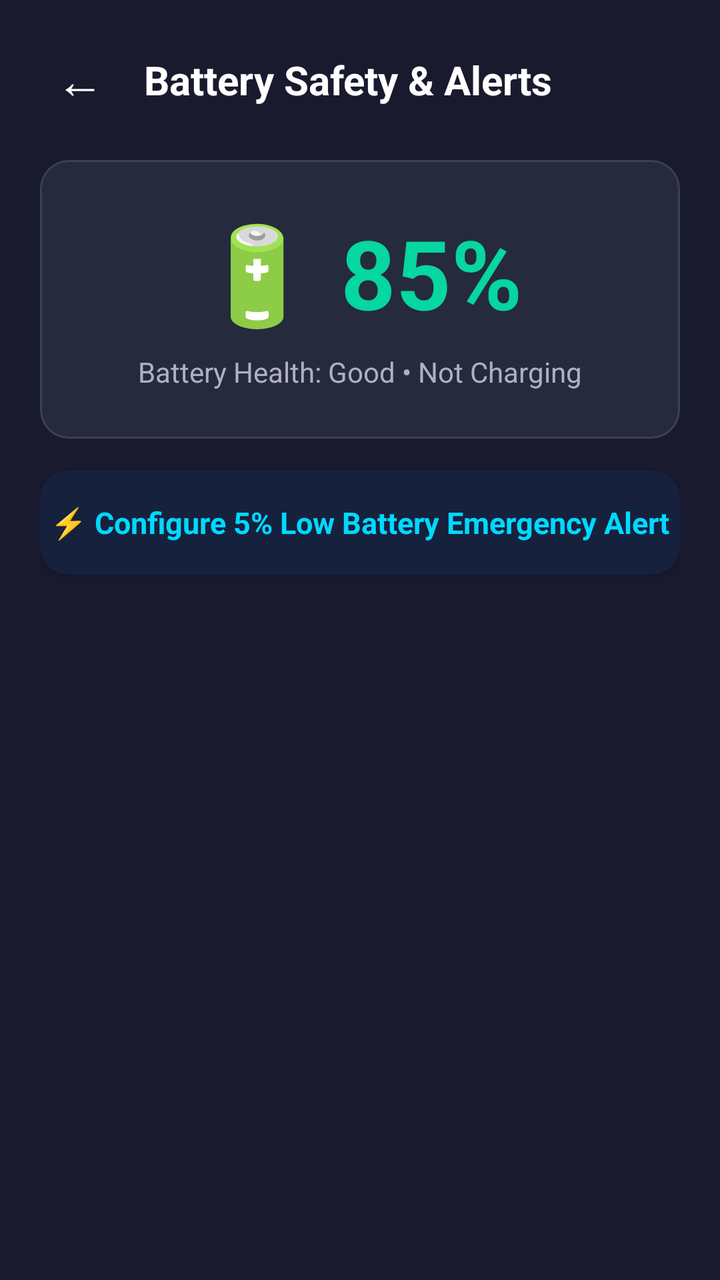
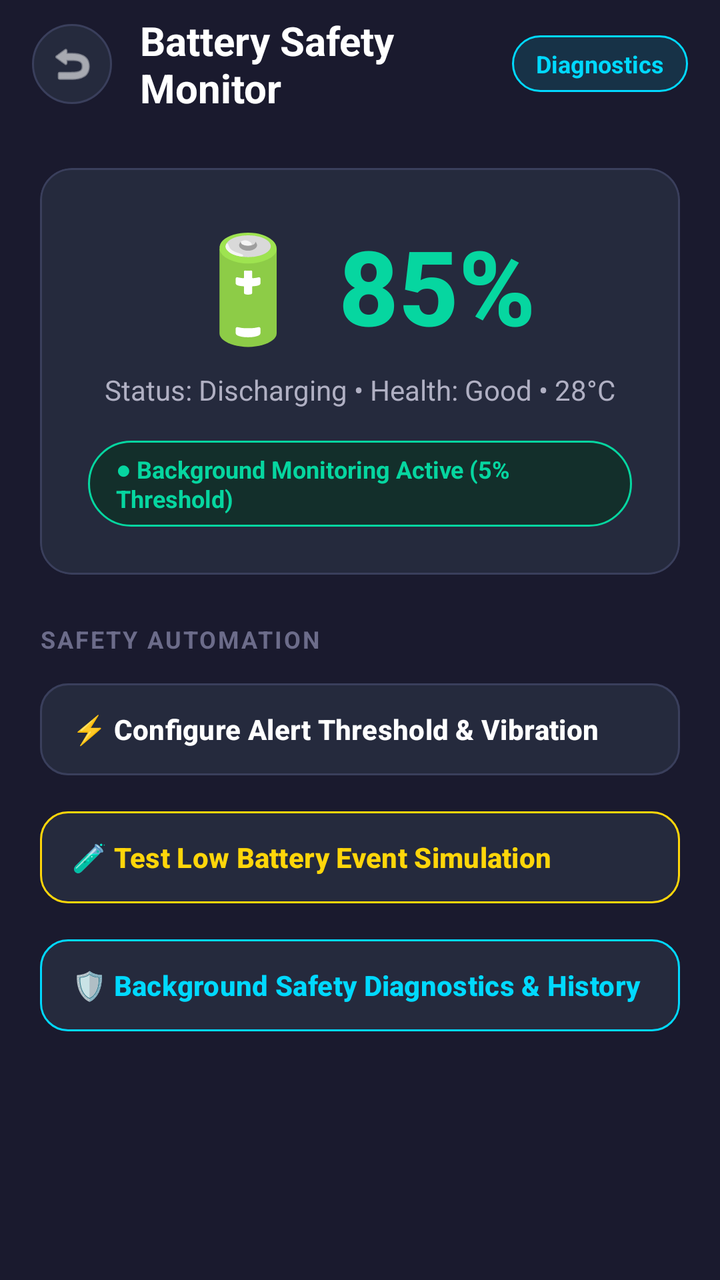

The first picture is an Android layout as it rendered before a commit; the second is the same layout after the commit. The layout source and the unified diff follow.
<!-- AndroidManifest.xml: application theme Theme.SOSense -->
<!-- res/layout/activity_battery_safety.xml -->
<?xml version="1.0" encoding="utf-8"?>
<LinearLayout xmlns:android="http://schemas.android.com/apk/res/android"
    xmlns:app="http://schemas.android.com/apk/res-auto"
    android:layout_width="match_parent"
    android:layout_height="match_parent"
    android:background="@color/bg_dark_primary"
    android:orientation="vertical"
    android:padding="20dp">

    
    <LinearLayout
        android:layout_width="match_parent"
        android:layout_height="wrap_content"
        android:gravity="center_vertical"
        android:orientation="horizontal">

        <TextView
            android:id="@+id/btnBack"
            android:layout_width="40dp"
            android:layout_height="40dp"
            android:background="?attr/selectableItemBackgroundBorderless"
            android:gravity="center"
            android:text="←"
            android:textColor="@color/text_primary"
            android:textSize="24sp" />

        <TextView
            android:layout_width="0dp"
            android:layout_height="wrap_content"
            android:layout_marginStart="12dp"
            android:layout_weight="1"
            android:text="@string/title_battery_safety"
            android:textColor="@color/text_primary"
            android:textSize="20sp"
            android:textStyle="bold" />
    </LinearLayout>

    <LinearLayout
        android:layout_width="match_parent"
        android:layout_height="wrap_content"
        android:layout_marginTop="20dp"
        android:background="@drawable/bg_card"
        android:gravity="center"
        android:orientation="vertical"
        android:padding="24dp">

        <TextView
            android:id="@+id/tvBatteryPct"
            android:layout_width="wrap_content"
            android:layout_height="wrap_content"
            android:text="🔋 85%"
            android:textColor="@color/success_green"
            android:textSize="48sp"
            android:textStyle="bold" />

        <TextView
            android:id="@+id/tvBatteryHealth"
            android:layout_width="wrap_content"
            android:layout_height="wrap_content"
            android:layout_marginTop="8dp"
            android:text="Battery Health: Good • Not Charging"
            android:textColor="@color/text_secondary"
            android:textSize="14sp" />
    </LinearLayout>

    <androidx.cardview.widget.CardView
        android:id="@+id/btnConfigBatteryAlert"
        android:layout_width="match_parent"
        android:layout_height="52dp"
        android:layout_marginTop="16dp"
        app:cardBackgroundColor="#16213E"
        app:cardCornerRadius="14dp">

        <TextView
            android:layout_width="wrap_content"
            android:layout_height="wrap_content"
            android:layout_gravity="center"
            android:text="⚡ Configure 5% Low Battery Emergency Alert"
            android:textColor="@color/accent_teal"
            android:textSize="15sp"
            android:textStyle="bold" />
    </androidx.cardview.widget.CardView>

</LinearLayout>
<!-- resources referenced by this layout -->
<resources>
  <color name="accent_teal">#00D9FF</color>
  <color name="bg_dark_primary">#1A1A2E</color>
  <color name="success_green">#06D6A0</color>
  <color name="text_primary">#FFFFFF</color>
  <color name="text_secondary">#B0B0C3</color>
  <!-- drawable bg_card (drawable) -->
  <?xml version="1.0" encoding="utf-8"?>
  <shape xmlns:android="http://schemas.android.com/apk/res/android">
      <solid android:color="#252A3D" />
      <stroke android:width="1dp" android:color="#3A3F5C" />
      <corners android:radius="14dp" />
  </shape>
  <string name="title_battery_safety">Battery Safety &amp; Alerts</string>
  <style name="Theme.SOSense" parent="Base.Theme.SOSense" />
  <style name="Base.Theme.SOSense" parent="Theme.Material3.DayNight.NoActionBar">
          <item name="android:statusBarColor">@color/bg_dark_primary</item>
          <item name="android:navigationBarColor">@color/bg_dark_primary</item>
          <item name="android:windowDrawsSystemBarBackgrounds">true</item>
          <item name="android:windowLightStatusBar">false</item>
          <item name="android:windowLightNavigationBar" tools:targetApi="o_mr1">false</item>
      </style>
</resources>

<!-- the commit's change to res/layout/activity_battery_safety.xml (unified diff, before → after) -->
@@ -4,81 +4,186 @@
     android:layout_width="match_parent"
     android:layout_height="match_parent"
     android:background="@color/bg_dark_primary"
-    android:orientation="vertical"
-    android:padding="20dp">
+    android:orientation="vertical">
 
     
     <LinearLayout
         android:layout_width="match_parent"
-        android:layout_height="wrap_content"
+        android:layout_height="?attr/actionBarSize"
         android:gravity="center_vertical"
-        android:orientation="horizontal">
+        android:orientation="horizontal"
+        android:paddingHorizontal="16dp">
 
-        <TextView
+        <ImageView
             android:id="@+id/btnBack"
             android:layout_width="40dp"
             android:layout_height="40dp"
-            android:background="?attr/selectableItemBackgroundBorderless"
-            android:gravity="center"
-            android:text="←"
-            android:textColor="@color/text_primary"
-            android:textSize="24sp" />
+            android:background="@drawable/bg_header_btn"
+            android:clickable="true"
+            android:contentDescription="Back"
+            android:focusable="true"
+            android:padding="8dp"
+            android:src="@android:drawable/ic_menu_revert"
+            app:tint="@color/text_primary" />
 
         <TextView
             android:layout_width="0dp"
             android:layout_height="wrap_content"
-            android:layout_marginStart="12dp"
+            android:layout_marginStart="14dp"
             android:layout_weight="1"
-            android:text="@string/title_battery_safety"
+            android:text="Battery Safety Monitor"
             android:textColor="@color/text_primary"
             android:textSize="20sp"
             android:textStyle="bold" />
+
+        <TextView
+            android:id="@+id/tvBatteryDiagLink"
+            android:layout_width="wrap_content"
+            android:layout_height="wrap_content"
+            android:background="@drawable/bg_pill_accent"
+            android:clickable="true"
+            android:focusable="true"
+            android:paddingHorizontal="12dp"
+            android:paddingVertical="6dp"
+            android:text="Diagnostics"
+            android:textColor="@color/accent_cyan"
+            android:textSize="12sp"
+            android:textStyle="bold" />
     </LinearLayout>
 
-    <LinearLayout
+    <androidx.core.widget.NestedScrollView
         android:layout_width="match_parent"
-        android:layout_height="wrap_content"
-        android:layout_marginTop="20dp"
-        android:background="@drawable/bg_card"
-        android:gravity="center"
-        android:orientation="vertical"
-        android:padding="24dp">
+        android:layout_height="match_parent"
+        android:fillViewport="true"
+        android:overScrollMode="never">
 
-        <TextView
-            android:id="@+id/tvBatteryPct"
-            android:layout_width="wrap_content"
+        <LinearLayout
+            android:layout_width="match_parent"
             android:layout_height="wrap_content"
-            android:text="🔋 85%"
-            android:textColor="@color/success_green"
-            android:textSize="48sp"
-            android:textStyle="bold" />
+            android:orientation="vertical"
+            android:padding="20dp">
 
-        <TextView
-            android:id="@+id/tvBatteryHealth"
-            android:layout_width="wrap_content"
-            android:layout_height="wrap_content"
-            android:layout_marginTop="8dp"
-            android:text="Battery Health: Good • Not Charging"
-            android:textColor="@color/text_secondary"
-            android:textSize="14sp" />
-    </LinearLayout>
+            
+            <com.google.android.material.card.MaterialCardView
+                android:layout_width="match_parent"
+                android:layout_height="wrap_content"
+                app:cardBackgroundColor="@color/card_bg"
+                app:cardCornerRadius="16dp"
+                app:cardElevation="0dp"
+                app:strokeColor="@color/surface_border"
+                app:strokeWidth="1dp">
 
-    <androidx.cardview.widget.CardView
-        android:id="@+id/btnConfigBatteryAlert"
-        android:layout_width="match_parent"
-        android:layout_height="52dp"
-        android:layout_marginTop="16dp"
-        app:cardBackgroundColor="#16213E"
-        app:cardCornerRadius="14dp">
+                <LinearLayout
+                    android:layout_width="match_parent"
+                    android:layout_height="wrap_content"
+                    android:gravity="center"
+                    android:orientation="vertical"
+                    android:padding="24dp">
 
-        <TextView
-            android:layout_width="wrap_content"
-            android:layout_height="wrap_content"
-            android:layout_gravity="center"
-            android:text="⚡ Configure 5% Low Battery Emergency Alert"
-            android:textColor="@color/accent_teal"
-            android:textSize="15sp"
-            android:textStyle="bold" />
-    </androidx.cardview.widget.CardView>
+                    <TextView
+                        android:id="@+id/tvBatteryPct"
+                        android:layout_width="wrap_content"
+                        android:layout_height="wrap_content"
+                        android:fontFamily="sans-serif-medium"
+                        android:text="🔋 85%"
+                        android:textColor="@color/success_green"
+                        android:textSize="52sp"
+                        android:textStyle="bold" />
 
+                    <TextView
+                        android:id="@+id/tvBatteryHealth"
+                        android:layout_width="wrap_content"
+                        android:layout_height="wrap_content"
+                        android:layout_marginTop="8dp"
+                        android:text="Status: Discharging • Health: Good • 28°C"
+                        android:textColor="@color/text_secondary"
+                        android:textSize="14sp" />
+
+                    
+                    <LinearLayout
+                        android:layout_width="wrap_content"
+                        android:layout_height="wrap_content"
+                        android:layout_marginTop="16dp"
+                        android:background="@drawable/bg_pill_emerald"
+                        android:gravity="center_vertical"
+                        android:orientation="horizontal"
+                        android:paddingHorizontal="14dp"
+                        android:paddingVertical="6dp">
+
+                        <TextView
+                            android:id="@+id/tvBatteryEngineStatus"
+                            android:layout_width="wrap_content"
+                            android:layout_height="wrap_content"
+                            android:text="● Background Monitoring Active (5% Threshold)"
+                            android:textColor="@color/success_green"
+                            android:textSize="12sp"
+                            android:textStyle="bold" />
+                    </LinearLayout>
+                </LinearLayout>
+            </com.google.android.material.card.MaterialCardView>
+
+            
+            <TextView
+                android:layout_width="wrap_content"
+                android:layout_height="wrap_content"
+                android:layout_marginTop="24dp"
+                android:letterSpacing="0.08"
+                android:text="SAFETY AUTOMATION"
+                android:textColor="@color/text_muted"
+                android:textSize="12sp"
+                android:textStyle="bold" />
+
+            
+            <com.google.android.material.button.MaterialButton
+                android:id="@+id/btnConfigBatteryAlert"
+                android:layout_width="match_parent"
+                android:layout_height="54dp"
+                android:layout_marginTop="10dp"
+                android:backgroundTint="@color/card_bg"
+                android:gravity="start|center_vertical"
+                android:paddingHorizontal="16dp"
+                android:text="⚡ Configure Alert Threshold &amp; Vibration"
+                android:textColor="@color/text_primary"
+                android:textSize="14sp"
+                android:textStyle="bold"
+                app:cornerRadius="14dp"
+                app:strokeColor="@color/surface_border"
+                app:strokeWidth="1dp" />
+
+            
+            <com.google.android.material.button.MaterialButton
+                android:id="@+id/btnSimulate5PctAlert"
+                android:layout_width="match_parent"
+                android:layout_height="54dp"
+                android:layout_marginTop="10dp"
+                android:backgroundTint="@color/card_bg"
+                android:gravity="start|center_vertical"
+                android:paddingHorizontal="16dp"
+                android:text="🧪 Test Low Battery Event Simulation"
+                android:textColor="@color/warning_yellow"
+                android:textSize="14sp"
+                android:textStyle="bold"
+                app:cornerRadius="14dp"
+                app:strokeColor="@color/warning_yellow"
+                app:strokeWidth="1dp" />
+
+            
+            <com.google.android.material.button.MaterialButton
+                android:id="@+id/btnOpenDiagnostics"
+                android:layout_width="match_parent"
+                android:layout_height="54dp"
+                android:layout_marginTop="10dp"
+                android:backgroundTint="@color/card_bg"
+                android:gravity="start|center_vertical"
+                android:paddingHorizontal="16dp"
+                android:text="🛡️ Background Safety Diagnostics &amp; History"
+                android:textColor="@color/accent_cyan"
+                android:textSize="14sp"
+                android:textStyle="bold"
+                app:cornerRadius="14dp"
+                app:strokeColor="@color/accent_cyan"
+                app:strokeWidth="1dp" />
+
+        </LinearLayout>
+    </androidx.core.widget.NestedScrollView>
 </LinearLayout>
<!-- resource entries referenced after the edit -->
@@ -1,18 +1,39 @@
 <!-- resources referenced by this layout -->
 <resources>
-  <color name="accent_teal">#00D9FF</color>
+  <color name="accent_cyan">#00D9FF</color>
   <color name="bg_dark_primary">#1A1A2E</color>
+  <color name="card_bg">#252A3D</color>
   <color name="success_green">#06D6A0</color>
+  <color name="surface_border">#3A3F5C</color>
+  <color name="text_muted">#6C6C8A</color>
   <color name="text_primary">#FFFFFF</color>
   <color name="text_secondary">#B0B0C3</color>
-  <!-- drawable bg_card (drawable) -->
+  <color name="warning_yellow">#FFD60A</color>
+  <!-- drawable bg_header_btn (drawable) -->
+  <?xml version="1.0" encoding="utf-8"?>
+  <ripple xmlns:android="http://schemas.android.com/apk/res/android"
+      android:color="#33FFFFFF">
+      <item>
+          <shape android:shape="oval">
+              <solid android:color="#252A3D" />
+              <stroke android:width="1dp" android:color="#3A3F5C" />
+          </shape>
+      </item>
+  </ripple>
+  <!-- drawable bg_pill_accent (drawable) -->
   <?xml version="1.0" encoding="utf-8"?>
   <shape xmlns:android="http://schemas.android.com/apk/res/android">
-      <solid android:color="#252A3D" />
-      <stroke android:width="1dp" android:color="#3A3F5C" />
-      <corners android:radius="14dp" />
+      <solid android:color="#1F00D9FF" />
+      <stroke android:width="1dp" android:color="#00D9FF" />
+      <corners android:radius="20dp" />
   </shape>
-  <string name="title_battery_safety">Battery Safety &amp; Alerts</string>
+  <!-- drawable bg_pill_emerald (drawable) -->
+  <?xml version="1.0" encoding="utf-8"?>
+  <shape xmlns:android="http://schemas.android.com/apk/res/android">
+      <solid android:color="#132F2B" />
+      <stroke android:width="1dp" android:color="#06D6A0" />
+      <corners android:radius="24dp" />
+  </shape>
   <style name="Theme.SOSense" parent="Base.Theme.SOSense" />
   <style name="Base.Theme.SOSense" parent="Theme.Material3.DayNight.NoActionBar">
           <item name="android:statusBarColor">@color/bg_dark_primary</item>
